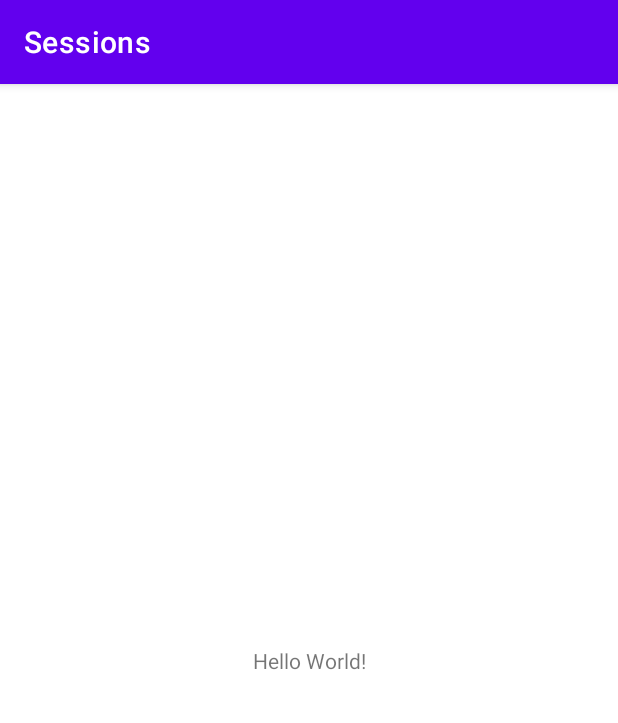
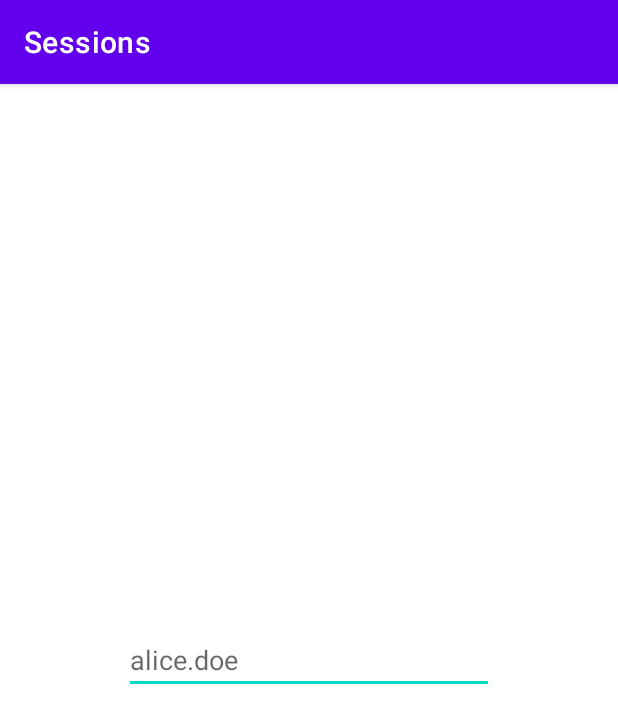
Before and after one commit to jalvarezcanosa/pmdm, an Android app: the screen it shows after launch (RegisterActivity), on a phone screen of 412 x 824 dp. Shown: the top 723 px of the screen. Run offline under Robolectric (Android 15) with nearby library versions, the light colour scheme and no system bars.

Commit message:
Tarea #39: Comenzando con... ¡Inserción de datos!

```diff
--- a/android-sessions/android-frontend-sessions/app/src/main/res/layout/activity_register.xml
+++ b/android-sessions/android-frontend-sessions/app/src/main/res/layout/activity_register.xml
@@ -6,13 +6,14 @@
     android:layout_height="match_parent"
     tools:context=".RegisterActivity">
 
-    <TextView
-        android:layout_width="wrap_content"
+    <EditText
         android:layout_height="wrap_content"
-        android:text="Hello World!"
+        android:layout_width="0dp"
+        android:hint="alice.doe"
+        app:layout_constraintWidth_percent="0.6"
+        app:layout_constraintTop_toTopOf="parent"
         app:layout_constraintBottom_toBottomOf="parent"
-        app:layout_constraintEnd_toEndOf="parent"
         app:layout_constraintStart_toStartOf="parent"
-        app:layout_constraintTop_toTopOf="parent" />
+        app:layout_constraintEnd_toEndOf="parent"/>
 
 </androidx.constraintlayout.widget.ConstraintLayout>
```
